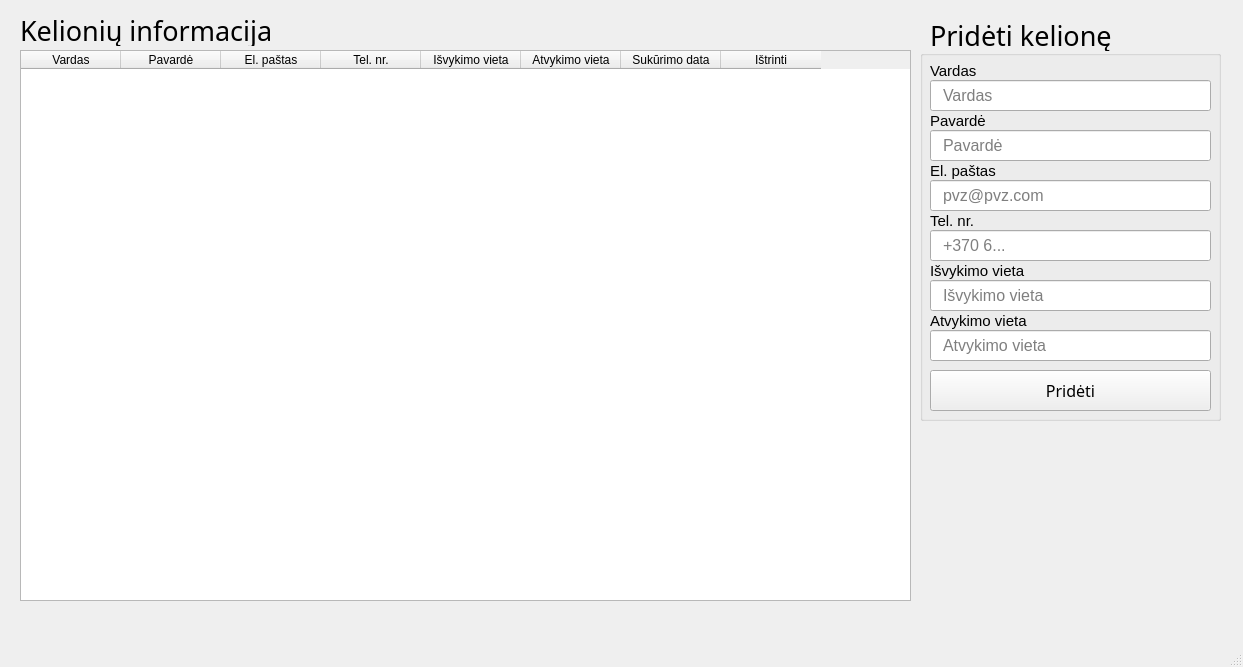
This is app.ui in Kristupas99/atsiskaitomasis_darbas as Qt 5 draws it before an edit. The edited form follows.
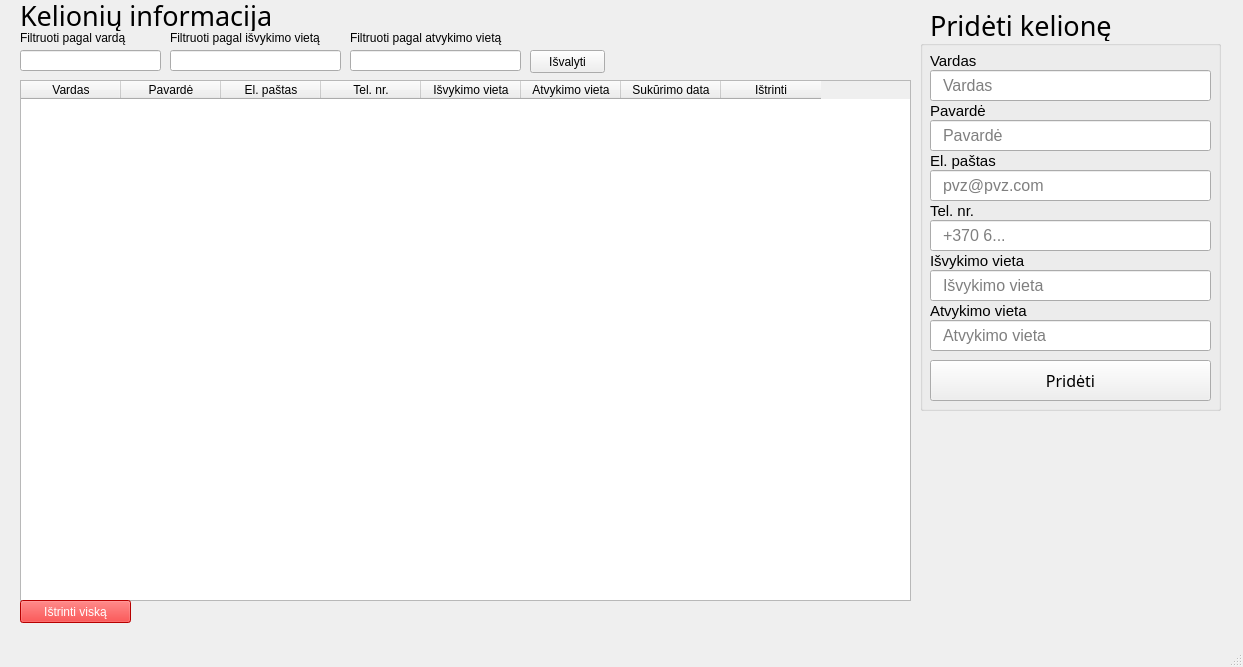
This is the edited form.

```diff
--- a/app.ui
+++ b/app.ui
@@ -18,9 +18,9 @@
     <property name="geometry">
      <rect>
       <x>20</x>
-      <y>50</y>
+      <y>80</y>
       <width>891</width>
-      <height>551</height>
+      <height>521</height>
      </rect>
     </property>
     <attribute name="horizontalHeaderMinimumSectionSize">
@@ -71,7 +71,7 @@
     <property name="geometry">
      <rect>
       <x>20</x>
-      <y>15</y>
+      <y>0</y>
       <width>301</width>
       <height>31</height>
      </rect>
@@ -90,7 +90,7 @@
     <property name="geometry">
      <rect>
       <x>930</x>
-      <y>20</y>
+      <y>10</y>
       <width>301</width>
       <height>31</height>
      </rect>
@@ -109,7 +109,7 @@
     <property name="geometry">
      <rect>
       <x>920</x>
-      <y>50</y>
+      <y>40</y>
       <width>301</width>
       <height>371</height>
      </rect>
@@ -395,11 +395,109 @@
      </property>
     </widget>
    </widget>
+   <widget class="QLineEdit" name="filterby_vardas">
+    <property name="geometry">
+     <rect>
+      <x>20</x>
+      <y>50</y>
+      <width>141</width>
+      <height>21</height>
+     </rect>
+    </property>
+   </widget>
+   <widget class="QLabel" name="label_9">
+    <property name="geometry">
+     <rect>
+      <x>20</x>
+      <y>30</y>
+      <width>141</width>
+      <height>16</height>
+     </rect>
+    </property>
+    <property name="text">
+     <string>Filtruoti pagal vardą</string>
+    </property>
+   </widget>
+   <widget class="QLabel" name="label_10">
+    <property name="geometry">
+     <rect>
+      <x>170</x>
+      <y>30</y>
+      <width>171</width>
+      <height>16</height>
+     </rect>
+    </property>
+    <property name="text">
+     <string>Filtruoti pagal išvykimo vietą</string>
+    </property>
+   </widget>
+   <widget class="QLineEdit" name="filterby_isvykimovieta">
+    <property name="geometry">
+     <rect>
+      <x>170</x>
+      <y>50</y>
+      <width>171</width>
+      <height>21</height>
+     </rect>
+    </property>
+   </widget>
+   <widget class="QLabel" name="label_11">
+    <property name="geometry">
+     <rect>
+      <x>350</x>
+      <y>30</y>
+      <width>171</width>
+      <height>16</height>
+     </rect>
+    </property>
+    <property name="text">
+     <string>Filtruoti pagal atvykimo vietą</string>
+    </property>
+   </widget>
+   <widget class="QLineEdit" name="filterby_atvykimovieta">
+    <property name="geometry">
+     <rect>
+      <x>350</x>
+      <y>50</y>
+      <width>171</width>
+      <height>21</height>
+     </rect>
+    </property>
+   </widget>
+   <widget class="QPushButton" name="clear_filters">
+    <property name="geometry">
+     <rect>
+      <x>530</x>
+      <y>50</y>
+      <width>75</width>
+      <height>23</height>
+     </rect>
+    </property>
+    <property name="text">
+     <string>Išvalyti</string>
+    </property>
+   </widget>
+   <widget class="QPushButton" name="delete_all">
+    <property name="geometry">
+     <rect>
+      <x>20</x>
+      <y>600</y>
+      <width>111</width>
+      <height>23</height>
+     </rect>
+    </property>
+    <property name="styleSheet">
+     <string notr="true">background-color:red;color:white</string>
+    </property>
+    <property name="text">
+     <string>Ištrinti viską</string>
+    </property>
+   </widget>
    <widget class="QLabel" name="message">
     <property name="geometry">
      <rect>
       <x>920</x>
-      <y>420</y>
+      <y>410</y>
       <width>301</width>
       <height>181</height>
      </rect>
```
